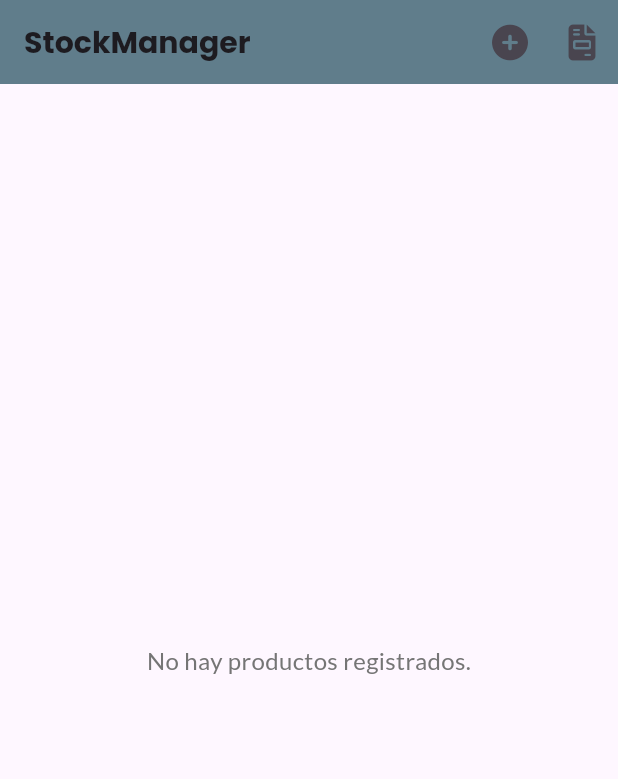
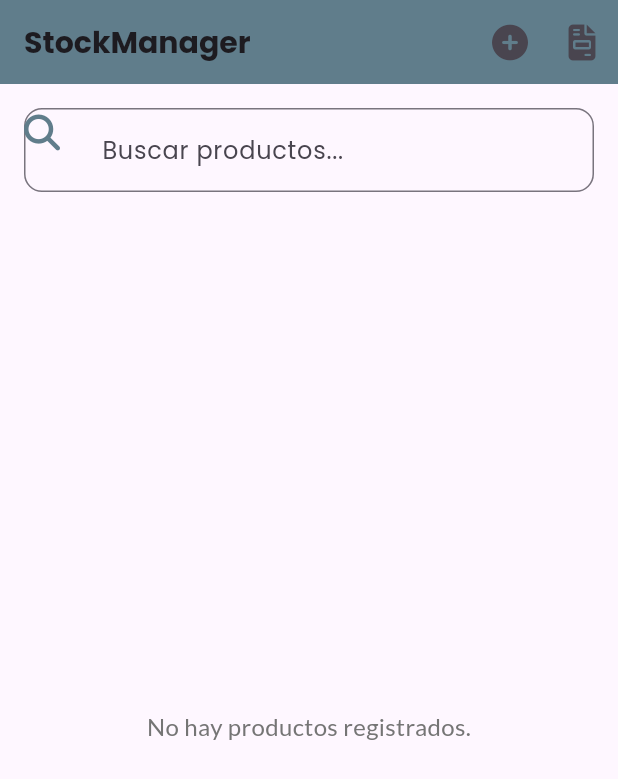
Before and after one commit to jehnson15/stockmanager2, a Flutter app: the screen it shows after launch, on a phone screen of 412 x 824 dp. Shown: the top 779 px of the screen. Run offline on Flutter 3.47's test engine with Material 3 defaults, Android fonts, the phone set to English and light mode, and no system bars; our stand-ins replace font_awesome_flutter, google_fonts, hive, hive_flutter; accounts and stored records are empty.

```diff
--- a/lib/pages/home_page.dart
+++ b/lib/pages/home_page.dart
@@ -5,10 +5,18 @@ import 'package:hive_flutter/hive_flutter.dart';
 import '../models/product.dart';
 import '../widgets/product_card.dart';
 import 'add_product_page.dart';
-import 'sales_history_page.dart'; // Importa la nueva pantalla de historial de ventas
+import 'sales_history_page.dart';
 
-class HomePage extends StatelessWidget {
+class HomePage extends StatefulWidget {
   const HomePage({Key? key}) : super(key: key);
+
+  @override
+  State<HomePage> createState() => _HomePageState();
+}
+
+class _HomePageState extends State<HomePage> {
+  final TextEditingController _searchController = TextEditingController();
+  String _searchQuery = '';
 
   @override
   Widget build(BuildContext context) {
@@ -44,24 +52,76 @@ class HomePage extends StatelessWidget {
         ],
         backgroundColor: Colors.blueGrey,
       ),
-      body: ValueListenableBuilder(
+      body: Column(
+        children: [
+          Padding(
+            padding: const EdgeInsets.all(16.0),
+            child: TextField(
+              controller: _searchController,
+              decoration: InputDecoration(
+                hintText: 'Buscar productos...',
+                prefixIcon: const FaIcon(
+                  FontAwesomeIcons.magnifyingGlass, // Ícono estilizado
+                  color: Colors.blueGrey,
+                ),
+                border: OutlineInputBorder(
+                  borderRadius: BorderRadius.circular(12),
+                ),
+                // ignore: prefer_const_constructors
+                focusedBorder: OutlineInputBorder(
+                  borderSide:
+                      const BorderSide(color: Colors.blueGrey, width: 2),
+                ),
+              ),
+              onChanged: (value) {
+                setState(() {
+                  _searchQuery = value.trim().toLowerCase();
+                });
+              },
+            ),
+          ),
+          Expanded(
+            child: ValueListenableBuilder(
               valueListenable: productBox.listenable(),
               builder: (context, Box<Product> box, _) {
-          if (box.isEmpty) {
+                final allProducts = box.values.toList();
+
+                if (allProducts.isEmpty) {
                   return Center(
                     child: Text(
                       'No hay productos registrados.',
-                style: GoogleFonts.lato(fontSize: 16, color: Colors.grey[600]),
+                      style: GoogleFonts.lato(
+                        fontSize: 16,
+                        color: Colors.grey[600],
+                      ),
+                    ),
+                  );
+                }
+
+                final filteredProducts = allProducts
+                    .where((product) => product.name
+                        .toLowerCase()
+                        .contains(_searchQuery)) // Filtrar productos
+                    .toList();
+
+                if (filteredProducts.isEmpty) {
+                  return Center(
+                    child: Text(
+                      'No se encontraron productos con "$_searchQuery".',
+                      style: GoogleFonts.lato(
+                        fontSize: 16,
+                        color: Colors.grey[600],
+                      ),
                     ),
                   );
                 }
 
                 return ListView.builder(
-            itemCount: box.length,
+                  itemCount: filteredProducts.length,
                   itemBuilder: (context, index) {
-              final product = box.getAt(index);
+                    final product = filteredProducts[index];
                     return ProductCard(
-                product: product!,
+                      product: product,
                       onDelete: () {
                         product.delete();
                         ScaffoldMessenger.of(context).showSnackBar(
@@ -82,8 +142,8 @@ class HomePage extends StatelessWidget {
                         } else {
                           ScaffoldMessenger.of(context).showSnackBar(
                             const SnackBar(
-                        content:
-                            Text('Stock insuficiente para realizar la venta.'),
+                              content: Text(
+                                  'Stock insuficiente para realizar la venta.'),
                             ),
                           );
                         }
@@ -93,6 +153,9 @@ class HomePage extends StatelessWidget {
                 );
               },
             ),
+          ),
+        ],
+      ),
     );
   }
 }
--- a/lib/pages/sales_history_page.dart
+++ b/lib/pages/sales_history_page.dart
@@ -1,8 +1,8 @@
 import 'package:flutter/material.dart';
-import 'package:font_awesome_flutter/font_awesome_flutter.dart';
 import 'package:hive_flutter/hive_flutter.dart';
 import '../models/sale.dart';
 import 'package:google_fonts/google_fonts.dart';
+import 'package:font_awesome_flutter/font_awesome_flutter.dart'; // Importar Font Awesome
 
 class SalesHistoryPage extends StatelessWidget {
   const SalesHistoryPage({Key? key}) : super(key: key);
@@ -13,8 +13,10 @@ class SalesHistoryPage extends StatelessWidget {
 
     return Scaffold(
       appBar: AppBar(
+        automaticallyImplyLeading: false, // Desactiva el ícono por defecto
         leading: IconButton(
-          icon: const FaIcon(FontAwesomeIcons.arrowLeft, color: Colors.white),
+          icon: const FaIcon(FontAwesomeIcons.arrowLeft,
+              color: Colors.white), // Ícono de Font Awesome
           onPressed: () {
             Navigator.pop(context); // Regresar a la pantalla anterior
           },
@@ -37,10 +39,14 @@ class SalesHistoryPage extends StatelessWidget {
             );
           }
 
+          // Ordenar las ventas por fecha (más recientes primero)
+          final sales = box.values.toList()
+            ..sort((a, b) => b.date.compareTo(a.date));
+
           return ListView.builder(
-            itemCount: box.length,
+            itemCount: sales.length,
             itemBuilder: (context, index) {
-              final sale = box.getAt(index)!;
+              final sale = sales[index];
               return Card(
                 margin: const EdgeInsets.symmetric(vertical: 8, horizontal: 16),
                 shape: RoundedRectangleBorder(
@@ -62,7 +68,9 @@ class SalesHistoryPage extends StatelessWidget {
                       Text(
                         'Fecha: ${sale.date.day}/${sale.date.month}/${sale.date.year}',
                         style: GoogleFonts.lato(
-                            fontSize: 14, color: Colors.grey[700]),
+                          fontSize: 14,
+                          color: Colors.grey[700],
+                        ),
                       ),
                     ],
                   ),
```
Lines whose indentation alone changed are shown as unchanged.
